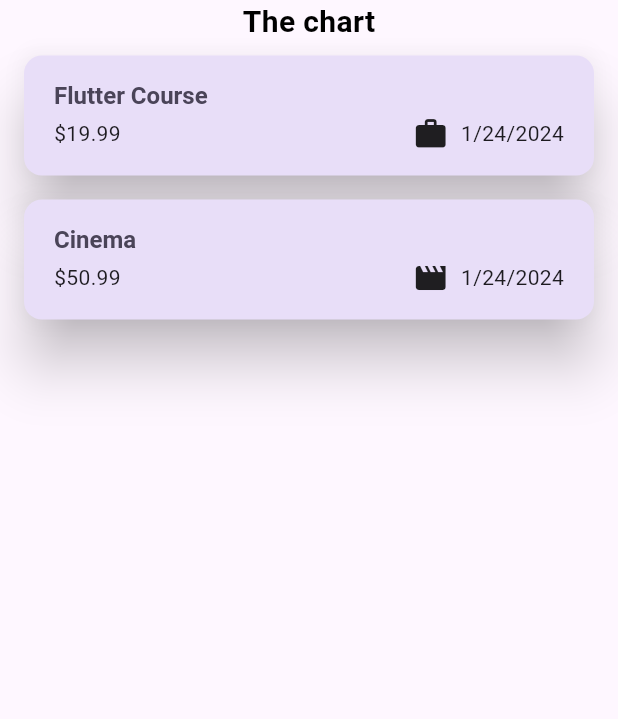
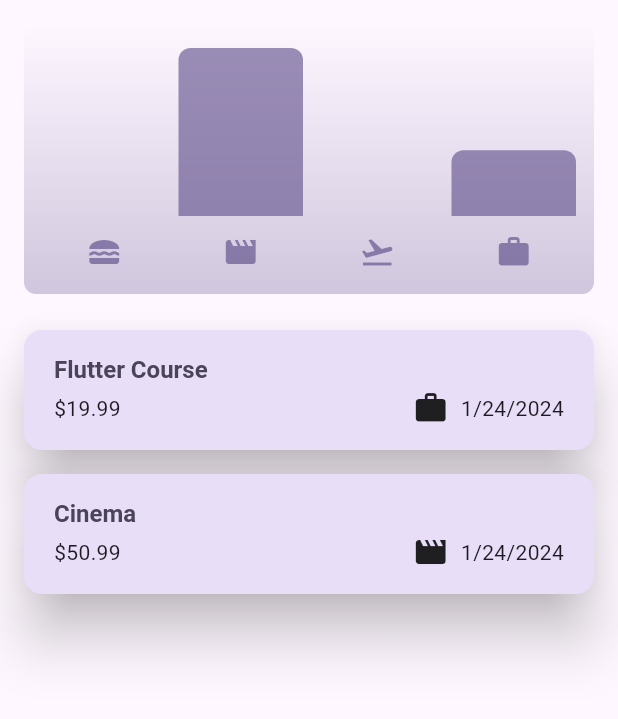
Before and after one commit to MWandeco/expenses_app, a Flutter app: the screen it shows after launch, on a phone screen of 412 x 824 dp, the part 84-803 px from its top. Run offline on Flutter 3.47's test engine with Material 3 defaults, Android fonts, the phone set to English and light mode, and no system bars.

Commit message:
Added ChartBars
Added chartbars for users to see where they spend most of their money, and some minor ui/ux improvements

```diff
--- /dev/null
+++ b/lib/widgets/chart/chart.dart
@@ -0,0 +1,94 @@
+import 'package:expenses_app/models/expense.dart';
+import 'package:expenses_app/widgets/chart/chart_bar.dart';
+import 'package:flutter/material.dart';
+
+class Chart extends StatelessWidget {
+  const Chart({super.key, required this.expenses});
+
+  final List<Expense> expenses;
+
+  List<ExpenseBucket> get buckets {
+    return [
+      ExpenseBucket.forCategory(expenses, Category.food),
+      ExpenseBucket.forCategory(expenses, Category.leisure),
+      ExpenseBucket.forCategory(expenses, Category.travel),
+      ExpenseBucket.forCategory(expenses, Category.work),
+    ];
+  }
+
+  double get maxTotalExpense {
+    double maxTotalExpense = 0;
+
+    for (final bucket in buckets) {
+      if (bucket.totalExpense > maxTotalExpense) {
+        maxTotalExpense = bucket.totalExpense;
+      }
+    }
+
+    return maxTotalExpense;
+  }
+
+  @override
+  Widget build(BuildContext context) {
+    final isDarkMode =
+        MediaQuery.of(context).platformBrightness == Brightness.dark;
+    return Container(
+      margin: const EdgeInsets.all(16),
+      padding: const EdgeInsets.symmetric(
+        vertical: 16,
+        horizontal: 8,
+      ),
+      width: double.infinity,
+      height: 180,
+      decoration: BoxDecoration(
+        borderRadius: BorderRadius.circular(8),
+        gradient: LinearGradient(
+          colors: [
+            Theme.of(context).colorScheme.primary.withOpacity(0.3),
+            Theme.of(context).colorScheme.primary.withOpacity(0.0)
+          ],
+          begin: Alignment.bottomCenter,
+          end: Alignment.topCenter,
+        ),
+      ),
+      child: Column(
+        children: [
+          Expanded(
+            child: Row(
+              crossAxisAlignment: CrossAxisAlignment.end,
+              children: [
+                for (final bucket in buckets) // alternative to map()
+                  ChartBar(
+                    fill: bucket.totalExpense == 0
+                        ? 0
+                        : bucket.totalExpense / maxTotalExpense,
+                  )
+              ],
+            ),
+          ),
+          const SizedBox(height: 12),
+          Row(
+            children: buckets
+                .map(
+                  (bucket) => Expanded(
+                    child: Padding(
+                      padding: const EdgeInsets.symmetric(horizontal: 4),
+                      child: Icon(
+                        categoryIcons[bucket.category],
+                        color: isDarkMode
+                            ? Theme.of(context).colorScheme.secondary
+                            : Theme.of(context)
+                                .colorScheme
+                                .primary
+                                .withOpacity(0.7),
+                      ),
+                    ),
+                  ),
+                )
+                .toList(),
+          )
+        ],
+      ),
+    );
+  }
+}
--- /dev/null
+++ b/lib/widgets/chart/chart_bar.dart
@@ -0,0 +1,34 @@
+import 'package:flutter/material.dart';
+
+class ChartBar extends StatelessWidget {
+  const ChartBar({
+    super.key,
+    required this.fill,
+  });
+
+  final double fill;
+
+  @override
+  Widget build(BuildContext context) {
+    final isDarkMode =
+        MediaQuery.of(context).platformBrightness == Brightness.dark;
+    return Expanded(
+      child: Padding(
+        padding: const EdgeInsets.symmetric(horizontal: 4),
+        child: FractionallySizedBox(
+          heightFactor: fill,
+          child: DecoratedBox(
+            decoration: BoxDecoration(
+              shape: BoxShape.rectangle,
+              borderRadius:
+                  const BorderRadius.vertical(top: Radius.circular(8)),
+              color: isDarkMode
+                  ? Theme.of(context).colorScheme.secondary
+                  : Theme.of(context).colorScheme.primary.withOpacity(0.65),
+            ),
+          ),
+        ),
+      ),
+    );
+  }
+}
--- a/lib/widgets/expenses.dart
+++ b/lib/widgets/expenses.dart
@@ -1,4 +1,5 @@
 import 'package:expenses_app/models/expense.dart';
+import 'package:expenses_app/widgets/chart/chart.dart';
 import 'package:expenses_app/widgets/expenses_list/expenses_list.dart';
 import 'package:expenses_app/widgets/new_expense.dart';
 import 'package:flutter/material.dart';
@@ -83,11 +84,7 @@ class _ExpensesState extends State<Expenses> {
       ]),
       body: Column(
         children: [
-          const Text(
-            'The chart',
-            style: TextStyle(
-                color: Colors.black, fontSize: 20, fontWeight: FontWeight.bold),
-          ),
+          Chart(expenses: _registeredExpenses),
           Expanded(child: mainContent),
         ],
       ),
```
